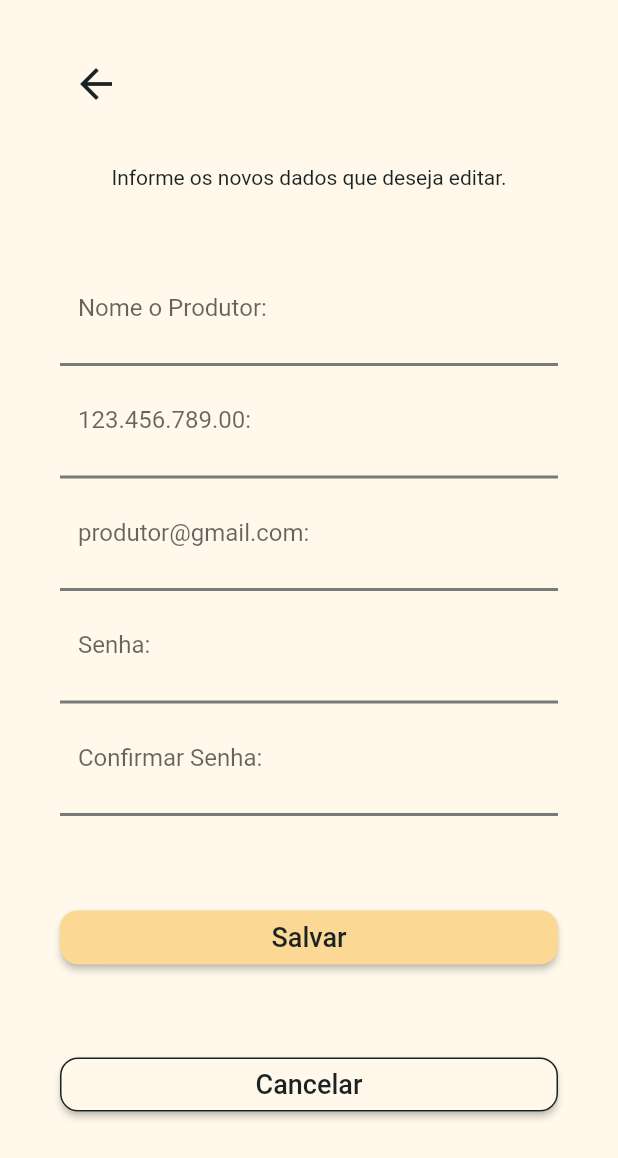
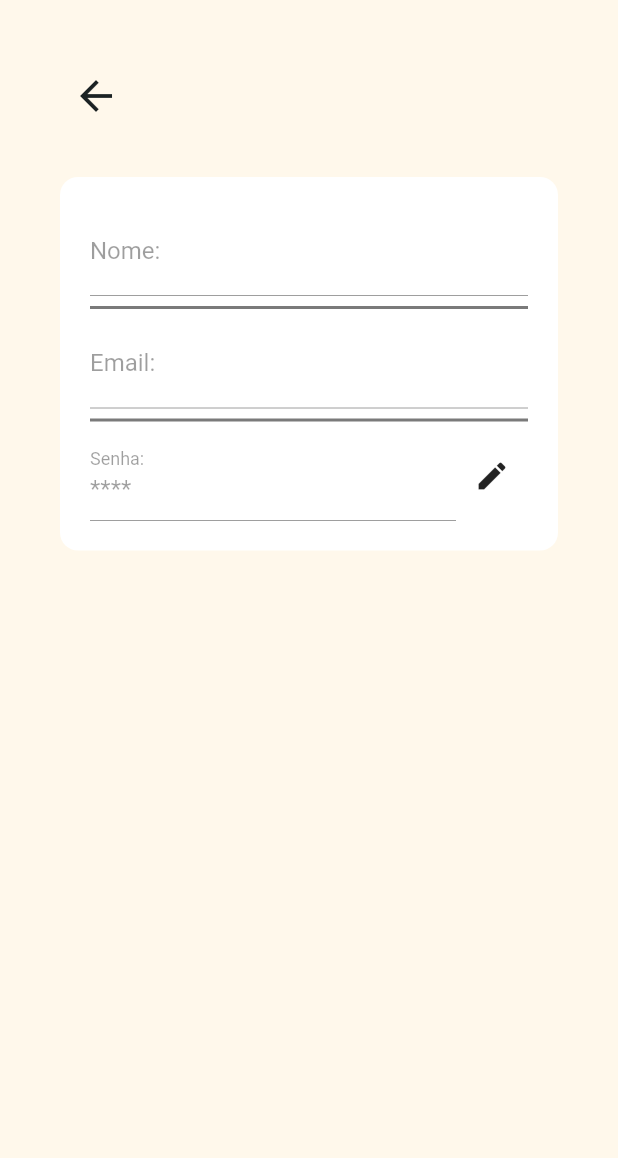
Before and after one commit to beatrizon/appis_app, a Flutter app: the EditPerfil screen opened directly, on a phone screen of 412 x 824 dp. Shown: the top 1158 px of the screen. Run offline on Flutter 3.47's test engine with Material 3 defaults, Android fonts, the phone set to English and light mode, and no system bars; our stand-ins replace cloud_firestore, firebase_auth, firebase_core, flutter_map, geolocator, latlong2; accounts and stored records are empty.

Commit message:
O usuário consegue alterar senha

```diff
--- a/lib/telas/EditarPerfil.dart
+++ b/lib/telas/EditarPerfil.dart
@@ -1,26 +1,64 @@
+import 'package:firebase_auth/firebase_auth.dart';
+import 'package:flutter/material.dart';
 import 'package:appis_app/assets/colors/colors.dart';
-import 'package:appis_app/telas/Visualizar_perfil.dart';
-import 'package:flutter/material.dart';
-
 
 class EditPerfil extends StatefulWidget {
-  const EditPerfil({Key? key});
+  const EditPerfil({Key? key}) : super(key: key);
 
   @override
   State<EditPerfil> createState() => _EditPerfilState();
 }
 
 class _EditPerfilState extends State<EditPerfil> {
+  final FirebaseAuth _auth = FirebaseAuth.instance;
+  bool _isEditingPassword = false;
+  String? _oldPassword;
+  String? _newPassword;
+  String? _confirmPassword;
+  final _formKey = GlobalKey<FormState>();
+
+  // Controladores de texto para as senhas
+  final _oldPasswordController = TextEditingController();
+  final _newPasswordController = TextEditingController();
+  final _confirmPasswordController = TextEditingController();
+
+  // Função para salvar a nova senha
+  Future<void> _updatePassword() async {
+    if (_formKey.currentState!.validate()) {
+      try {
+        User? user = _auth.currentUser;
+
+        // Reautenticação do usuário com a senha antiga
+        final cred = EmailAuthProvider.credential(
+          email: user!.email!,
+          password: _oldPassword!,
+        );
+        await user.reauthenticateWithCredential(cred);
+
+        // Atualizar a senha
+        await user.updatePassword(_newPassword!);
+        ScaffoldMessenger.of(context).showSnackBar(
+          const SnackBar(content: Text('Nova senha cadastrada')),
+        );
+        setState(() {
+          _isEditingPassword = false;
+        });
+      } catch (e) {
+        ScaffoldMessenger.of(context).showSnackBar(
+          SnackBar(content: Text('Erro: ${e.toString()}')),
+        );
+      }
+    }
+  }
+
   @override
   Widget build(BuildContext context) {
+    User? user = _auth.currentUser;
+
     return Scaffold(
       backgroundColor: paletaDeCores.fundoApp,
       body: Padding(
-        padding: const EdgeInsets.only(
-          left: 40,
-          top: 32,
-          right: 40,
-        ),
+        padding: const EdgeInsets.all(40.0),
         child: Column(
           crossAxisAlignment: CrossAxisAlignment.start,
           children: [
@@ -28,7 +66,6 @@ class _EditPerfilState extends State<EditPerfil> {
               children: [
                 IconButton(
                   onPressed: () {
-                    // Navegue de volta à página anterior
                     Navigator.of(context).pop();
                   },
                   icon: const Icon(
@@ -39,200 +76,102 @@ class _EditPerfilState extends State<EditPerfil> {
                 ),
               ],
             ),
+            const SizedBox(height: 30),
+            // Coloque todo o conteúdo do formulário dentro do container branco
             Container(
-              padding: const EdgeInsets.only(top: 30),
-              alignment: Alignment.center,
-              child: const Text(
-                'Informe os novos dados que deseja editar.',
-                style: TextStyle(
-                  color: paletaDeCores.preto,
+              padding: const EdgeInsets.all(20),
+              decoration: BoxDecoration(
+                color: Colors.white,
+                borderRadius: BorderRadius.circular(12),
               ),
-              ),
-            ),
-            Padding(
-              padding: const EdgeInsets.only(top: 50),
-              child: Form(
               child: Column(
                 children: [
                   TextFormField(
-                      decoration: InputDecoration(
-                        labelText: 'Nome o Produtor:',
-                        filled: true,
-                        fillColor: paletaDeCores.fundoApp,
-                        focusedBorder: OutlineInputBorder(
-                          borderSide: const BorderSide(
-                            color: paletaDeCores.preto,
-                            width: 2.0,
+                    initialValue: user?.displayName ?? '',
+                    decoration: const InputDecoration(labelText: 'Nome:'),
+                    enabled: false,
                   ),
-                          borderRadius: BorderRadius.circular(12),
+                  const Divider(color: paletaDeCores.cinza, thickness: 2.0),
+                  TextFormField(
+                    initialValue: user?.email ?? '',
+                    decoration: const InputDecoration(labelText: 'Email:'),
+                    enabled: false,
                   ),
-                        enabledBorder: OutlineInputBorder(
-                          borderSide: const BorderSide(
-                            color: paletaDeCores.fundoApp,
-                            width: 1.0,
-                          ),
-                          borderRadius: BorderRadius.circular(12),
+                  const Divider(color: paletaDeCores.cinza, thickness: 2.0),
+                  Row(
+                    children: [
+                      Expanded(
+                        child: TextFormField(
+                          initialValue: '****', // senha mascarada
+                          decoration: const InputDecoration(labelText: 'Senha:'),
+                          enabled: false,
                         ),
                       ),
+                      IconButton(
+                        icon: const Icon(Icons.edit),
+                        onPressed: () {
+                          setState(() {
+                            _isEditingPassword = true;
+                          });
+                        },
                       ),
-                    const Divider(
-                      color: paletaDeCores.cinza,
-                      thickness: 2.0,
+                    ],
                   ),
+                  if (_isEditingPassword)
+                    Form(
+                      key: _formKey,
+                      child: Column(
+                        children: [
                           TextFormField(
-                      decoration: InputDecoration(
-                        labelText: '123.456.789.00:',
-                        filled: true,
-                        fillColor: paletaDeCores.fundoApp,
-                        focusedBorder: OutlineInputBorder(
-                          borderSide: const BorderSide(
-                            color: paletaDeCores.preto,
-                            width: 2.0,
+                            controller: _oldPasswordController,
+                            decoration: const InputDecoration(labelText: 'Senha Anterior'),
+                            obscureText: true,
+                            validator: (value) {
+                              if (value == null || value.isEmpty) {
+                                return 'Por favor, insira a senha antiga';
+                              }
+                              _oldPassword = value;
+                              return null;
+                            },
                           ),
-                          borderRadius: BorderRadius.circular(12),
+                          const Divider(color: paletaDeCores.cinza, thickness: 2.0),
+                          TextFormField(
+                            controller: _newPasswordController,
+                            decoration: const InputDecoration(labelText: 'Nova Senha'),
+                            obscureText: true,
+                            validator: (value) {
+                              if (value == null || value.isEmpty) {
+                                return 'Por favor, insira a nova senha';
+                              }
+                              _newPassword = value;
+                              return null;
+                            },
                           ),
-                        enabledBorder: OutlineInputBorder(
-                          borderSide: const BorderSide(
-                            color: paletaDeCores.fundoApp,
-                            width: 1.0,
+                          const Divider(color: paletaDeCores.cinza, thickness: 2.0),
+                          TextFormField(
+                            controller: _confirmPasswordController,
+                            decoration: const InputDecoration(labelText: 'Confirmar Nova Senha'),
+                            obscureText: true,
+                            validator: (value) {
+                              if (value == null || value != _newPasswordController.text) {
+                                return 'As senhas não coincidem';
+                              }
+                              _confirmPassword = value;
+                              return null;
+                            },
                           ),
-                          borderRadius: BorderRadius.circular(12),
-                        ),
-                      ),
-                    ),
-                    const Divider(
-                      color: paletaDeCores.cinza,
-                      thickness: 2.0,
-                    ),
-                    TextFormField(
-                      decoration: InputDecoration(
-                        labelText: 'produtor@gmail.com:',
-                        filled: true,
-                        fillColor: paletaDeCores.fundoApp,
-                        focusedBorder: OutlineInputBorder(
-                          borderSide: const BorderSide(
-                            color: paletaDeCores.preto,
-                            width: 2.0,
-                          ),
-                          borderRadius: BorderRadius.circular(12),
-                        ),
-                        enabledBorder: OutlineInputBorder(
-                          borderSide: const BorderSide(
-                            color: paletaDeCores.fundoApp,
-                            width: 1.0,
-                          ),
-                          borderRadius: BorderRadius.circular(12),
-                        ),
-                      ),
-                    ),
-                    const Divider(
-                      color: paletaDeCores.cinza,
-                      thickness: 2.0,
-                    ),
-                    TextFormField(
-                      decoration: InputDecoration(
-                        labelText: 'Senha:',
-                        filled: true,
-                        fillColor: paletaDeCores.fundoApp,
-                        focusedBorder: OutlineInputBorder(
-                          borderSide: const BorderSide(
-                            color: paletaDeCores.preto,
-                            width: 2.0,
-                          ),
-                          borderRadius: BorderRadius.circular(12),
-                        ),
-                        enabledBorder: OutlineInputBorder(
-                          borderSide: const BorderSide(
-                            color: paletaDeCores.fundoApp,
-                            width: 1.0,
-                          ),
-                          borderRadius: BorderRadius.circular(12),
-                        ),
-                      ),
-                    ),
-                    const Divider(
-                      color: paletaDeCores.cinza,
-                      thickness: 2.0,
-                    ),
-                    TextFormField(
-                      decoration: InputDecoration(
-                        labelText: 'Confirmar Senha:',
-                        filled: true,
-                        fillColor: paletaDeCores.fundoApp,
-                        focusedBorder: OutlineInputBorder(
-                          borderSide: const BorderSide(
-                            color: paletaDeCores.preto,
-                            width: 2.0,
-                          ),
-                          borderRadius: BorderRadius.circular(12),
-                        ),
-                        enabledBorder: OutlineInputBorder(
-                          borderSide: const BorderSide(
-                            color: paletaDeCores.fundoApp,
-                            width: 1.0,
-                          ),
-                          borderRadius: BorderRadius.circular(12),
-                        ),
-                      ),
-                    ),
-                    const Divider(
-                      color: paletaDeCores.cinza,
-                      thickness: 2.0,
-                    ),
-                    const SizedBox(height: 50),
-                    SizedBox(
-                      width: double.maxFinite,
-                      child: ElevatedButton(
-                        onPressed: () {
-                          // Adicione sua lógica de salvar aqui
-                        },
+                          const SizedBox(height: 20),
+                          ElevatedButton(
+                            onPressed: _updatePassword,
                             style: ElevatedButton.styleFrom(
                               backgroundColor: paletaDeCores.amareloClaro,
-                          shape: RoundedRectangleBorder(
-                            borderRadius: BorderRadius.circular(12),
                             ),
+                            child: const Text('Confirmar'),
                           ),
-                        child: const Text(
-                          'Salvar',
-                          style: TextStyle(
-                            color: paletaDeCores.preto,
-                            fontSize: 18,
-                          ),
-                        ),
-                      ),
-                    ),
-                    const SizedBox(height: 50),
-                    SizedBox(
-                      width: double.maxFinite,
-                      child: ElevatedButton(
-                        onPressed: () {
-                          // Navegue para a página ViewPerfil
-                          Navigator.of(context).pushReplacement(
-                            MaterialPageRoute(
-                              builder: (context) => ViewPerfil(),
-                            ),
-                          );
-                        },
-                        style: ElevatedButton.styleFrom(
-                          backgroundColor: paletaDeCores.fundoApp,
-                          shape: RoundedRectangleBorder(
-                            borderRadius: BorderRadius.circular(12),
-                            side: const BorderSide(
-                              color: paletaDeCores.preto,
-                            ),
-                          ),
-                        ),
-                        child: const Text(
-                          'Cancelar',
-                          style: TextStyle(
-                            color: paletaDeCores.preto,
-                            fontSize: 18,
-                          ),
-                        ),
+                        ],
                       ),
                     ),
                 ],
-                ),
               ),
             ),
           ],
--- a/lib/telas/Visualizar_perfil.dart
+++ b/lib/telas/Visualizar_perfil.dart
@@ -32,6 +32,8 @@ class _ViewPerfilState extends State<ViewPerfil> {
 
   @override
   Widget build(BuildContext context) {
+    User? user = FirebaseAuth.instance.currentUser;
+
     return Scaffold(
       appBar: AppBar(
         title: const Text("Perfil"),
@@ -63,7 +65,7 @@ class _ViewPerfilState extends State<ViewPerfil> {
             ListTile(
               leading: Icon(Icons.exit_to_app),
               title: Text('Deslogar'),
-              onTap: (){}
+              onTap: _logout,
             ),
           ],
         ),
@@ -88,12 +90,12 @@ class _ViewPerfilState extends State<ViewPerfil> {
                 color: Colors.white,
                 borderRadius: BorderRadius.circular(12.0),
               ),
-              child: const Padding(
-                padding: EdgeInsets.all(20),
+              child: Padding(
+                padding: const EdgeInsets.all(20),
                 child: Column(
                   crossAxisAlignment: CrossAxisAlignment.start,
                   children: [
-                    Text(
+                    const Text(
                       'Nome',
                       style: TextStyle(
                         fontWeight: FontWeight.bold,
@@ -101,27 +103,13 @@ class _ViewPerfilState extends State<ViewPerfil> {
                       ),
                     ),
                     Text(
-                      'Nome do Produtor',
-                      style: TextStyle(
+                      user?.displayName ?? 'Nome do Produtor',
+                      style: const TextStyle(
                         fontSize: 14,
                       ),
                     ),
-                    SizedBox(height: 16),
-                    Text(
-                      'CPF',
-                      style: TextStyle(
-                        fontWeight: FontWeight.bold,
-                        fontSize: 16,
-                      ),
-                    ),
-                    Text(
-                      '123.456.789-00',
-                      style: TextStyle(
-                        fontSize: 14,
-                      ),
-                    ),
-                    SizedBox(height: 16),
-                    Text(
+                    const SizedBox(height: 16),
+                    const Text(
                       'E-mail',
                       style: TextStyle(
                         fontWeight: FontWeight.bold,
@@ -129,21 +117,21 @@ class _ViewPerfilState extends State<ViewPerfil> {
                       ),
                     ),
                     Text(
-                      'teste@gmail.com',
-                      style: TextStyle(
+                      user?.email ?? 'teste@gmail.com',
+                      style: const TextStyle(
                         fontSize: 14,
                       ),
                     ),
-                    SizedBox(height: 16),
-                    Text(
+                    const SizedBox(height: 16),
+                    const Text(
                       'Senha',
                       style: TextStyle(
                         fontWeight: FontWeight.bold,
                         fontSize: 16,
                       ),
                     ),
-                    Text(
-                      '****',
+                    const Text(
+                      '****', // Senha mascarada
                       style: TextStyle(
                         fontSize: 14,
                       ),
--- a/pubspec.yaml
+++ b/pubspec.yaml
@@ -33,14 +33,13 @@ dependencies:
   go_router: ^14.1.4
   provider: ^6.1.2
   geolocator: ^12.0.0
-  # flutter_native_splash: ^2.4.1
-  # flutter_launcher_icons: ^0.13.1
   flutter_map: ^4.0.0
   latlong2: ^0.8.1
 
 
 
-
+  # flutter_native_splash: ^2.4.1
+  # flutter_launcher_icons: ^0.13.1
 
 
 
```
Lines whose indentation alone changed are shown as unchanged.
